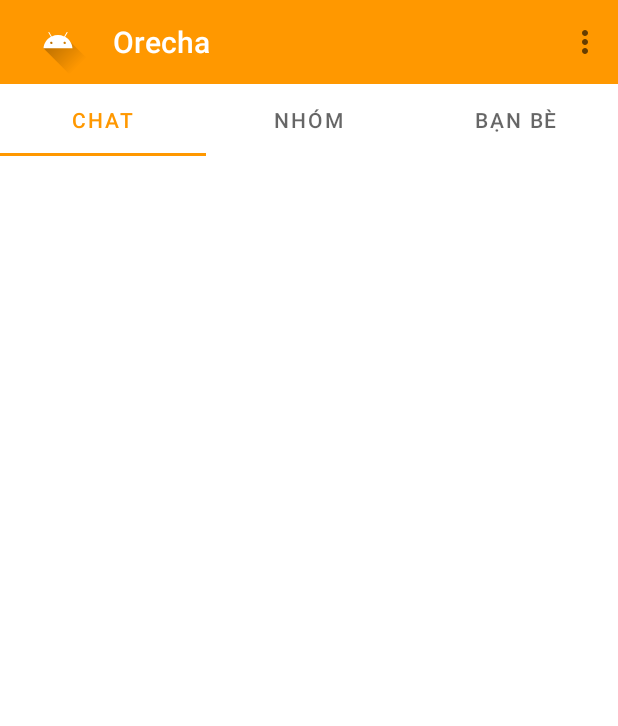
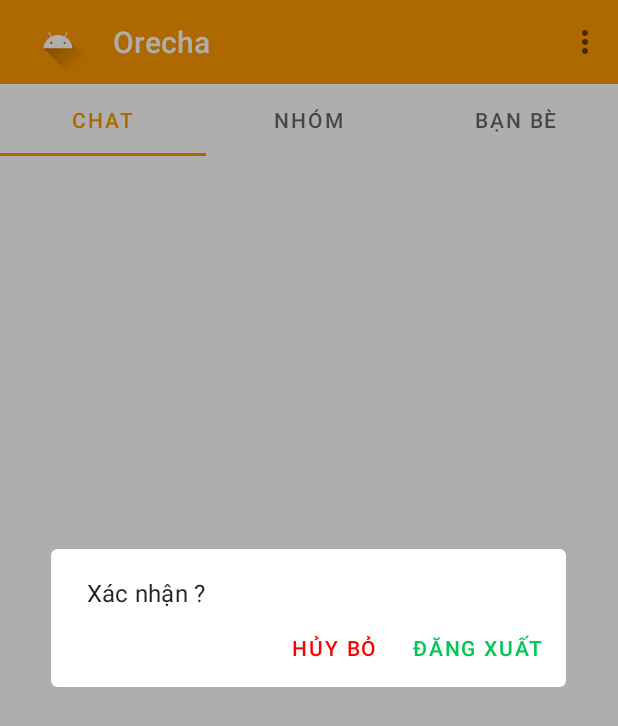
Before and after one commit to VNDaDra/Orecha, an Android app: the screen it shows after launch once a user with an empty profile is signed in (MainActivity), in the options menu, after a tap on "Đăng xuất", on a phone screen of 412 x 824 dp. Shown: the top 726 px of the screen. Run offline under Robolectric (Android 15) with nearby library versions, the phone set to English and light mode, and no system bars; our stand-ins replace CircleImageView, Firebase (no records; nobody signed in at launch, a user with empty details on screens opened directly).

Commit message:
Add confirm dialog + Logout + Delete full message + Delete friend

```diff
--- a/app/src/main/java/edu/dadra/orecha/MainActivity.java
+++ b/app/src/main/java/edu/dadra/orecha/MainActivity.java
@@ -22,6 +22,7 @@
 import com.google.android.gms.tasks.OnCompleteListener;
 import com.google.android.gms.tasks.OnFailureListener;
 import com.google.android.gms.tasks.Task;
+import com.google.android.material.dialog.MaterialAlertDialogBuilder;
 import com.google.android.material.tabs.TabLayout;
 import com.google.android.material.tabs.TabLayoutMediator;
 import com.google.android.material.textfield.TextInputLayout;
@@ -129,7 +130,7 @@
             showAddFriendDialog();
         }
         if (item.getItemId() == R.id.logout_option) {
-            logout();
+            confirmLogout();
         }
         return true;
     }
@@ -301,4 +302,22 @@
         startActivity(loginIntent);
         finish();
     }
+
+    private void confirmLogout() {
+        new MaterialAlertDialogBuilder(this, R.style.AlertDialogTheme)
+                .setTitle("Xác nhận ?")
+                .setNegativeButton("Hủy bỏ", new DialogInterface.OnClickListener() {
+                    @Override
+                    public void onClick(DialogInterface dialog, int which) {
+                        dialog.dismiss();
+                    }
+                })
+                .setPositiveButton("Đăng xuất", new DialogInterface.OnClickListener() {
+                    @Override
+                    public void onClick(DialogInterface dialog, int which) {
+                        logout();
+                    }
+                })
+                .show();
+    }
 }
--- a/app/src/main/res/values/colors.xml
+++ b/app/src/main/res/values/colors.xml
@@ -12,6 +12,8 @@
     <color name="orange500">#FF9800</color>
     <color name="orange700">#F57C00</color>
 
+    <color name="greenA700">#00C853</color>
+
     <color name="white">#FFFFFF</color>
 
     <color name="mtrl_textinput_default_box_stroke_color" tools:override="true">@color/colorPrimary</color>
--- a/app/src/main/res/values/strings.xml
+++ b/app/src/main/res/values/strings.xml
@@ -26,4 +26,5 @@
     <string name="delete_friend">Xóa bạn</string>
     <string name="show_profile">Xem trang cá nhân</string>
     <string name="delete_message">Xóa tin nhắn</string>
+    <string name="search">Tìm kiếm</string>
 </resources>
--- a/app/src/main/res/values/styles.xml
+++ b/app/src/main/res/values/styles.xml
@@ -41,13 +41,13 @@
         <item name="buttonBarPositiveButtonStyle">@style/PositiveButtonStyle</item>
     </style>
 
-    <style name="NegativeButtonStyle" parent="Widget.MaterialComponents.Button.TextButton.Dialog">
-        <item name="android:textColor">#f00</item>
-    </style>
+        <style name="NegativeButtonStyle" parent="Widget.MaterialComponents.Button.TextButton.Dialog">
+            <item name="android:textColor">#f00</item>
+        </style>
 
-    <style name="PositiveButtonStyle" parent="Widget.MaterialComponents.Button.TextButton.Dialog">
-        <item name="android:textColor">#0f0</item>
-    </style>
+        <style name="PositiveButtonStyle" parent="Widget.MaterialComponents.Button.TextButton.Dialog">
+            <item name="android:textColor">@color/greenA700</item>
+        </style>
 
 
 
```
Also changed, not shown: app/src/main/java/edu/dadra/orecha/Adapter/ChatListAdapter.java (+20 -1 lines), app/src/main/java/edu/dadra/orecha/Adapter/ContactAdapter.java (+20 -3 lines), app/src/main/res/drawable-anydpi/search.xml (added, +14 -0 lines), app/src/main/res/drawable-hdpi/search.png (added), app/src/main/res/drawable-mdpi/search.png (added), app/src/main/res/drawable-xhdpi/search.png (added), app/src/main/res/drawable-xxhdpi/search.png (added).
